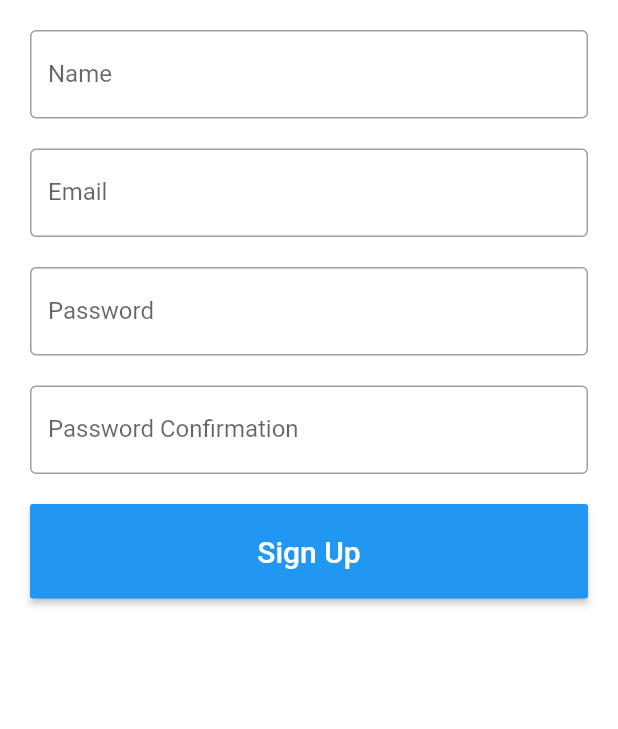
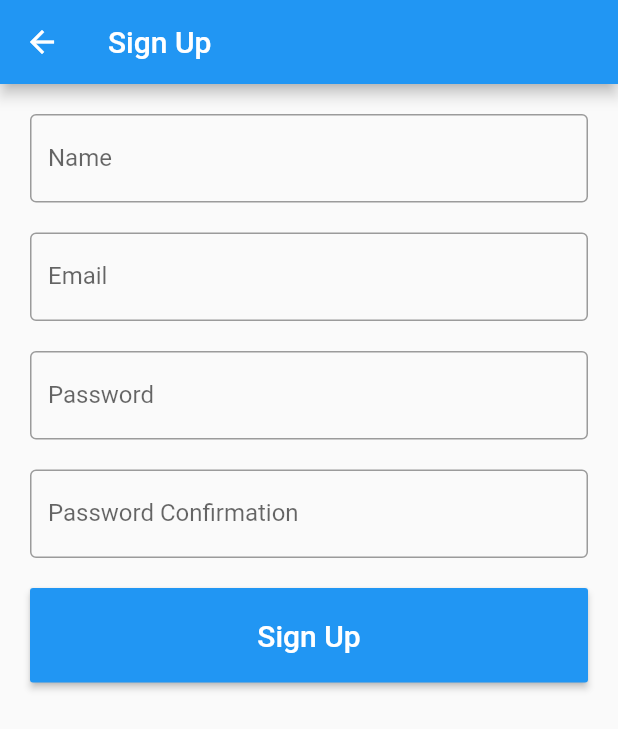
Before and after one commit to NatanaelHZ/vaccinations-booklet-mobile, a Flutter app: the screen it shows after launch, after a tap on "Sign In", after a tap on "Sign Up", on a phone screen of 412 x 824 dp. Shown: the top 729 px of the screen. Run offline on Flutter 3.47's test engine with Material 2 defaults, Android fonts, the phone set to English and light mode, and no system bars.

Commit message:
#1 - fix: routing to signup

```diff
--- a/lib/components/SignIn.dart
+++ b/lib/components/SignIn.dart
@@ -40,13 +40,17 @@ class _SignInFormState extends State<SignInForm> {
 
   @override
   Widget build(BuildContext context) {
-    return Form(
+    return Scaffold(
+      appBar: AppBar(
+        title: Text(translations[language]['sign_in']),
+      ),
+      body: Form(
       key: _formKey,
-      child:ListView(
+      child: ListView(
         padding: EdgeInsets.all(20),
         children: getFormWidget()
       ),
-    );
+    ));
   }
 
   List<Widget> getFormWidget() {
--- a/lib/components/SignUp.dart
+++ b/lib/components/SignUp.dart
@@ -31,12 +31,17 @@ class _SignUpFormState extends State<SignUpForm> {
 
   @override
   Widget build(BuildContext context) {
-    return Form(
-      key: _formKey,
-      child:ListView(
-        padding: EdgeInsets.all(20),
-        children: getFormWidget()
+    return Scaffold(
+      appBar: AppBar(
+        title: Text(translations[language]['sign_up']),
       ),
+      body: Form(
+        key: _formKey,
+        child:ListView(
+          padding: EdgeInsets.all(20),
+          children: getFormWidget()
+        ),
+      )
     );
   }
 
--- a/lib/main.dart
+++ b/lib/main.dart
@@ -21,16 +21,10 @@ class MyApp extends StatelessWidget {
 
     return MaterialApp(
       debugShowCheckedModeBanner: false,
-      title: translations[language]['app_name'],
       theme: new ThemeData(
         primarySwatch: Colors.blue,
       ),
-      home: Scaffold(
-        appBar: AppBar(
-          title: Text(translations[language]['app_name']),
-        ),
-        body: SignInForm(),
-      ),
+      home: SignInForm(),
     );
   }
 }
```
